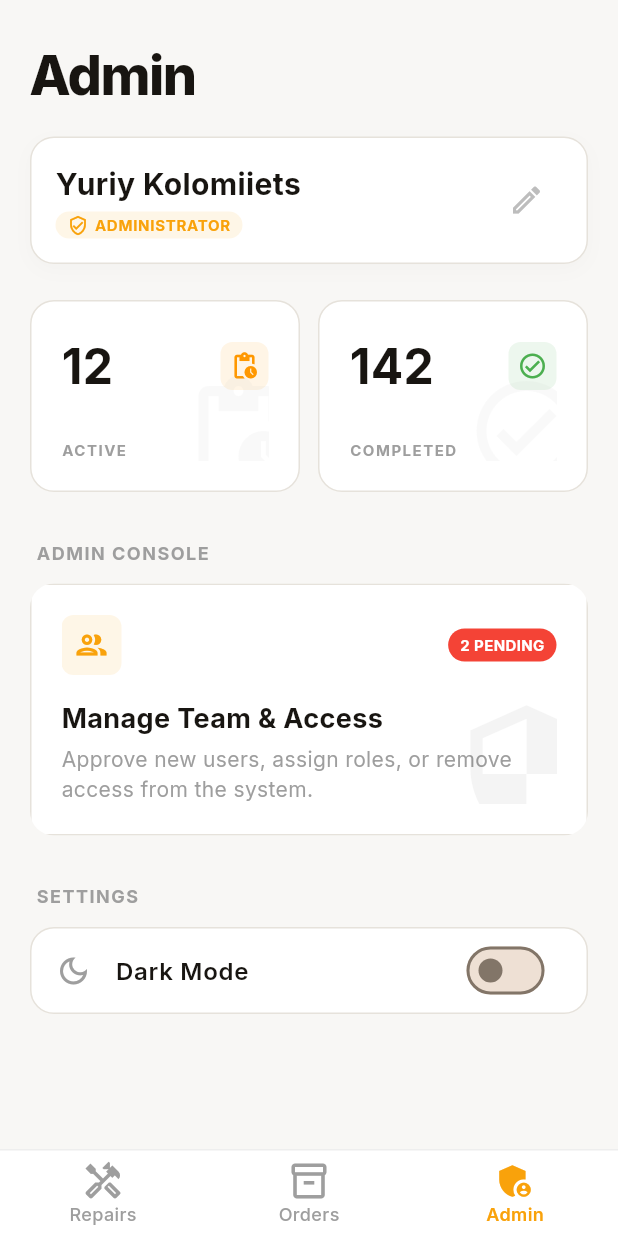
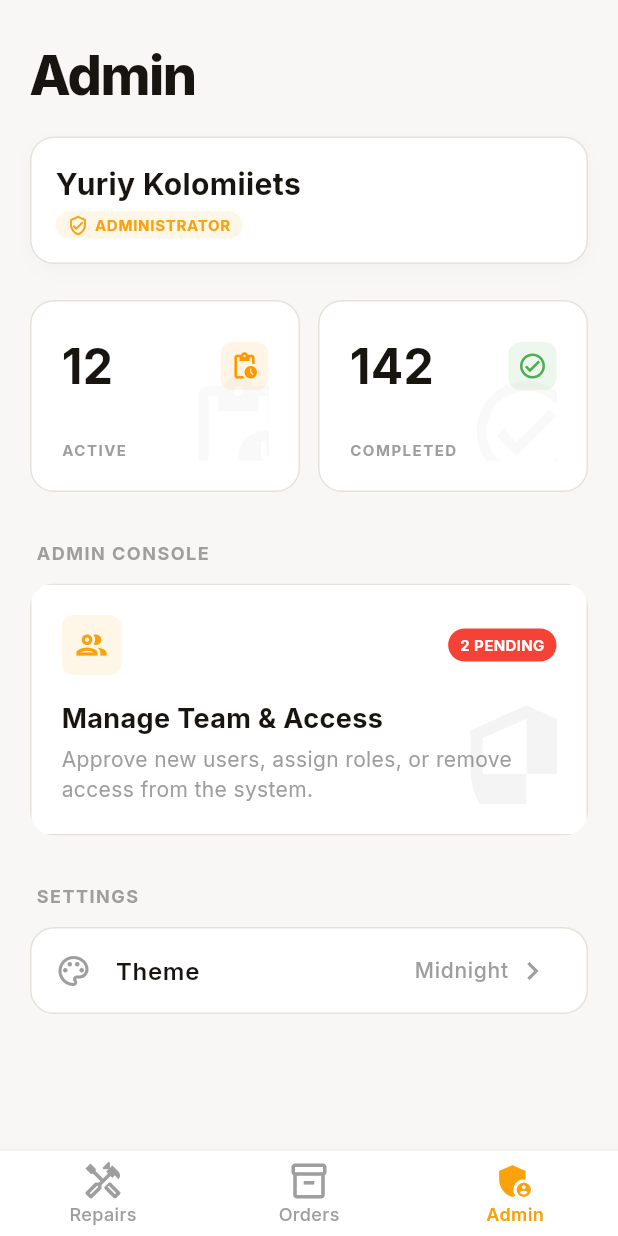
Before and after one commit to Gt710/lionstore-frontend, a Flutter app: the screen it shows after launch, item 3 of the bottom bar chosen, on a phone screen of 412 x 824 dp. Run offline on Flutter 3.47's test engine with Material 3 defaults, Android fonts, the phone set to English and light mode, and no system bars; our stand-ins replace google_fonts.

Commit message:
Fix UI in Admin page

```diff
--- a/lib/presentation/pages/admin_profile_page.dart
+++ b/lib/presentation/pages/admin_profile_page.dart
@@ -113,10 +113,6 @@ class AdminProfilePage extends StatelessWidget {
                 ),
               ),
             ],
-          ),
-          IconButton(
-            icon: Icon(Icons.edit_outlined, color: Colors.grey[400]),
-            onPressed: () {},
           ),
         ],
       ),
@@ -369,16 +365,27 @@ class AdminProfilePage extends StatelessWidget {
               ),
             ),
             child: ListTile(
-              leading: Icon(Icons.dark_mode_outlined, color: Colors.grey[500]),
+              leading: Icon(Icons.palette_outlined, color: Colors.grey[500]),
               title: const Text(
-                'Dark Mode',
+                'Theme',
                 style: TextStyle(fontWeight: FontWeight.w600),
               ),
-              trailing: Switch(
-                value: isDark,
-                onChanged: (val) {},
-                activeThumbColor: AppColors.primary,
+              trailing: Row(
+                mainAxisSize: MainAxisSize.min,
+                children: [
+                  Text(
+                    'Midnight',
+                    style: TextStyle(
+                      fontSize: 14,
+                      fontWeight: FontWeight.w500,
+                      color: Colors.grey[500],
+                    ),
+                  ),
+                  const SizedBox(width: 4),
+                  Icon(Icons.chevron_right, color: Colors.grey[500]),
+                ],
               ),
+              onTap: () {},
             ),
           ),
         ],
```
